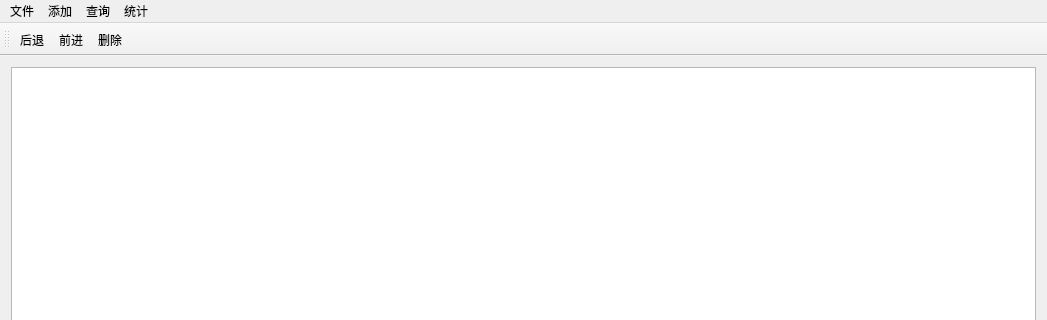
First picture: the form in Project/mainwindow.ui, repository viseator/C_Course_Design, before the edit; both pictures show x 0 to 1047 and y 0 to 320 of the 1047 by 598 pixel window.
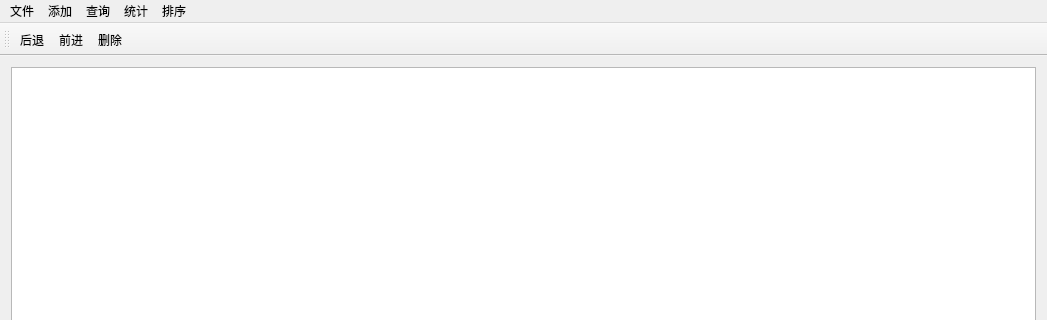
Second picture: the form after the edit.

Diff of the .ui file:
```diff
--- a/Project/mainwindow.ui
+++ b/Project/mainwindow.ui
@@ -49,10 +49,16 @@
      <string>统计</string>
     </property>
    </widget>
+   <widget class="QMenu" name="sortMenu">
+    <property name="title">
+     <string>排序</string>
+    </property>
+   </widget>
    <addaction name="fileMenu"/>
    <addaction name="inputMenu"/>
    <addaction name="searchMenu"/>
    <addaction name="statisticMenu"/>
+   <addaction name="sortMenu"/>
   </widget>
   <widget class="QToolBar" name="mainToolBar">
    <attribute name="toolBarArea">
```
